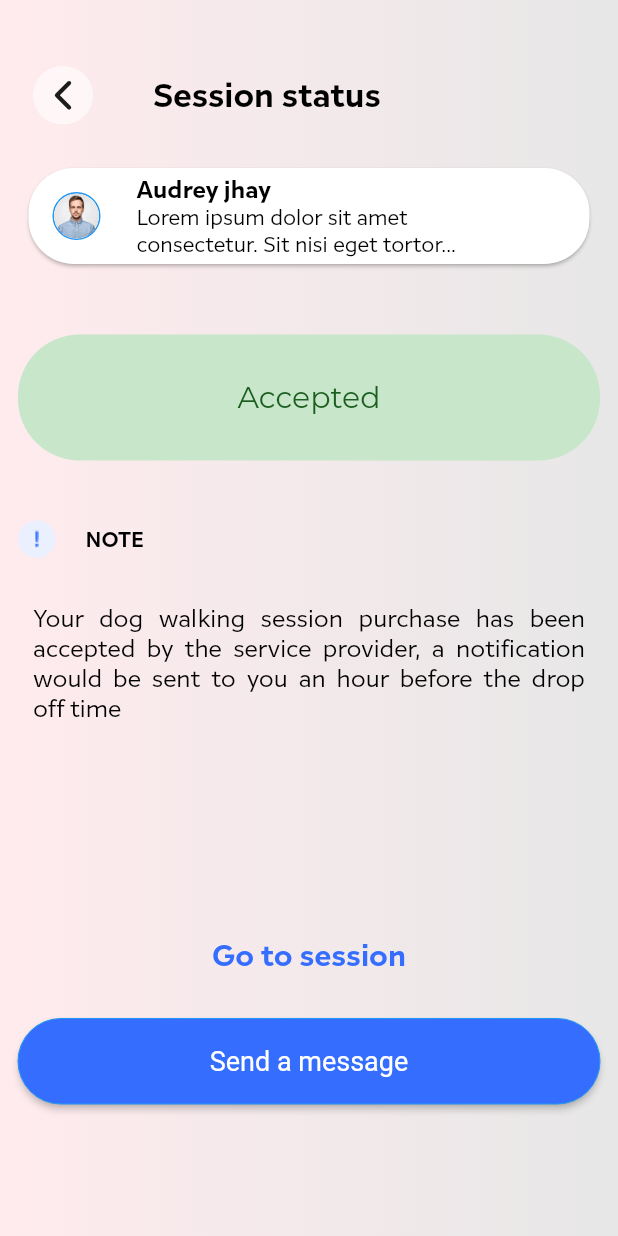
After one commit to naztechnation/Petnity, a Flutter app: the SessionStatusScreen screen opened directly, on a phone screen of 412 x 824 dp. The commit adds this screen. Run offline on Flutter 3.47's test engine with Material 2 defaults, Android fonts, the phone set to English and light mode, and no system bars; our stand-ins replace flutter_svg, image_cropper, image_picker, pin_code_fields; missing offline and left inert: rect_getter; network calls fail; project files that could hold a hidden picture were left out.

Commit message:
added notifications page

```diff
--- a/lib/res/app_images.dart
+++ b/lib/res/app_images.dart
@@ -18,6 +18,8 @@ class AppImages {
   static const birdsPic = '${_baseUrl}birds_pics.png';
   static const rabbitPic = '${_baseUrl}rabbit_pics.png';
   static const defaultImage = '${_baseUrl}default_image.png';
+  static const person = '${_baseUrl}person.png';
+  static const important = '${_baseUrl}important.png';
 
 
 
--- a/lib/res/enum.dart
+++ b/lib/res/enum.dart
@@ -8,3 +8,5 @@ enum DropdownType { form, button, menu }
 enum PetGenderType { none, male, female }
 
 enum PetTypes { none, dog, squirrels, cats, monkeys, parrot, birds, rabbits}
+
+enum FilterStatus { request, chats }
--- a/lib/ui/kyc/kyc_screen_eleven.dart
+++ b/lib/ui/kyc/kyc_screen_eleven.dart
@@ -14,7 +14,6 @@ import '../widgets/back_button.dart';
 import '../widgets/button_view.dart';
 import '../widgets/custom_text.dart';
 import '../widgets/text_edit_view.dart';
-import 'kyc_screen_ten.dart';
 import 'kyc_screen_twelve.dart';
 
 class KycScreenEleven extends StatelessWidget {
--- /dev/null
+++ b/lib/ui/notfications_pages/session_status.dart
@@ -0,0 +1,151 @@
+
+import 'dart:io';
+
+import 'package:flutter/material.dart';
+import 'package:petnity/ui/widgets/button_view.dart';
+
+import '../../res/app_colors.dart';
+import '../../res/app_constants.dart';
+import '../../res/app_images.dart';
+import '../../res/app_strings.dart';
+import '../widgets/back_button.dart';
+import '../widgets/custom_text.dart';
+import 'widgets/requests_content.dart';
+
+class SessionStatusScreen extends StatelessWidget {
+  const SessionStatusScreen({super.key});
+
+  @override
+  Widget build(BuildContext context) {
+    return   Scaffold(
+       body: Container(
+        height: screenSize(context).height,
+        width: screenSize(context).width,
+        decoration: BoxDecoration(
+            gradient: LinearGradient(
+                colors: [AppColors.scaffoldColor, Colors.red.shade50],
+                begin: Alignment.topRight,
+                end: Alignment.topLeft)),
+        child: SingleChildScrollView(child:
+        Column(children: [
+ SafeArea(child: SizedBox(height: (Platform.isAndroid) ? 44 : 0)),
+            Row(
+              children: [
+                backButton(context),
+                const SizedBox(
+                  width: 40,
+                ),
+                CustomText(
+                  textAlign: TextAlign.center,
+                  maxLines: 2,
+                  text: 'Session status',
+                  weight: FontWeight.w700,
+                  size: 22,
+                  fontFamily: AppStrings.interSans,
+                  color: Colors.black,
+                ),
+              ],
+            ),
+            SizedBox(
+              height: 22,
+            ),
+            RequestsContent(isChat: false, isRequestAccepted: true, dontShow: true,),
+
+            const SizedBox(height: 40,),
+            Padding(
+              padding: const EdgeInsets.symmetric(horizontal:12.0),
+              child: Container(
+                width:  screenSize(context).width ,
+              padding: EdgeInsets.all(30),
+              decoration: BoxDecoration(borderRadius: BorderRadius.circular(41),
+               color: Colors.green.shade100,
+
+              ),
+               child: Center(
+                 child: Text('Accepted', style: TextStyle(color: Colors.green[900],
+                  fontWeight: FontWeight.w500, fontSize: 20 ),),
+               ),
+
+               ),
+            ),
+            const SizedBox(height: 40,),
+            Padding(
+                            padding: const EdgeInsets.symmetric(horizontal:12.0),
+
+              child: Row(children: [
+                Container(height: 25, width: 25,
+
+                decoration: BoxDecoration(color: Color(0xFFEBF0FF), shape: BoxShape.circle),
+                child: Image.asset(AppImages.important),
+
+                ),
+                 SizedBox(width: 20,),
+
+                CustomText(
+                  textAlign: TextAlign.center,
+                  maxLines: 2,
+                  text: 'NOTE',
+                  weight: FontWeight.w700,
+                  size: 14,
+                  fontFamily: AppStrings.interSans,
+                  color: Colors.black,
+                ),
+              ],),
+            ),
+
+            SizedBox(height: 30,),
+
+                Padding(
+                                              padding: const EdgeInsets.symmetric(horizontal:22.0),
+
+                  child: CustomText(
+                    textAlign: TextAlign.justify,
+                    maxLines: 4,
+                    text: 'Your dog walking session purchase has been accepted by the service provider, a notification would be sent to you an hour before the  drop off time',
+                    weight: FontWeight.w500,
+                    size: 16,
+                    fontFamily: AppStrings.interSans,
+                    color: Colors.black,
+                  ),
+                ),
+       ],)),),
+       bottomNavigationBar: Container(
+        decoration: BoxDecoration(
+            gradient: LinearGradient(
+                colors: [AppColors.scaffoldColor, Colors.red.shade50],
+                begin: Alignment.topRight,
+                end: Alignment.topLeft)),
+        height: 200,
+
+       child: Column(
+        crossAxisAlignment: CrossAxisAlignment.center,
+        children: [
+        CustomText(
+                    textAlign: TextAlign.center,
+                    maxLines: 4,
+                    text: 'Go to session',
+                    weight: FontWeight.w700,
+                    size: 20,
+                    fontFamily: AppStrings.interSans,
+                    color: AppColors.lightSecondary,
+                  ),
+            SizedBox(height: 30,),
+
+                  Padding(
+              padding: const EdgeInsets.symmetric(horizontal:12.0),
+              child: ButtonView(onPressed: (){},
+              expanded: true,
+              borderRadius: 41,
+
+               child: Text('Send a message', style: TextStyle(color: Colors.white,
+                fontWeight: FontWeight.w400, fontSize: 18 ),),
+               color: AppColors.lightSecondary,
+
+               ),
+            ),
+            SizedBox(height: 30,),
+
+       ]),),
+    );
+  }
+}
--- /dev/null
+++ b/lib/ui/notfications_pages/widgets/requests_content.dart
@@ -0,0 +1,74 @@
+
+
+import 'package:flutter/material.dart';
+import 'package:petnity/res/app_images.dart';
+
+import '../../../res/app_colors.dart';
+import '../../../res/app_strings.dart';
+import '../../widgets/custom_text.dart';
+import '../../widgets/profile_image.dart';
+
+class RequestsContent extends StatelessWidget {
+  final bool isChat;
+  final bool isRequestAccepted;
+    var dontShow;
+    RequestsContent({super.key, required this.isChat, required this.isRequestAccepted, this.dontShow = false});
+
+  @override
+  Widget build(BuildContext context) {
+    return  Padding(
+      padding: const EdgeInsets.symmetric(horizontal:15.0, vertical: 3),
+      child: Container(
+          child: Card(
+            shape: RoundedRectangleBorder(borderRadius: BorderRadius.circular(30)),
+            child: ListTile(
+              dense: true,
+              // isThreeLine: true,
+              leading: ProfileImage(placeHolder: AppImages.person,  '', height: 57,width: 57,),
+              title: CustomText(
+                      textAlign: TextAlign.left,
+                      maxLines: 1,
+                      text: 'Audrey jhay',
+                      weight: FontWeight.w700,
+                      size: 16,
+                      fontFamily: AppStrings.interSans,
+                      color: Colors.black,
+                    ),
+
+              subtitle: CustomText(
+                      textAlign: TextAlign.left,
+                      maxLines: 2,
+                      text: 'Lorem ipsum dolor sit amet consectetur. Sit nisi eget tortor...',
+                      weight: FontWeight.w400,
+                      size: 14,
+                      fontFamily: AppStrings.interSans,
+                      color: Colors.black,
+                    ),
+                     trailing: (dontShow) ? SizedBox.shrink() : (isChat) ?Container(
+                height: 30,
+                width: 30,
+                decoration: BoxDecoration(
+                    shape: BoxShape.circle,
+                    color: AppColors.lightSecondary),
+                child: Center(
+                  child: Text(
+                    '20',
+                    style: TextStyle(color: Colors.white, fontSize: 13),
+                  ),
+                ),
+              ) : Container(
+                height: 42,
+                width: 115,
+                decoration: BoxDecoration(color: isRequestAccepted ?
+                 Colors.green.shade100 : Colors.red.shade100, borderRadius: BorderRadius.circular(30)),
+                 child: Center(
+                   child: CustomText(text: isRequestAccepted ? 'Accepted' : 'Rejected', color: isRequestAccepted ?
+                   Colors.green[900] : Colors.red[900], textAlign: TextAlign.center,),
+                 ),
+                 ),
+            ),
+          ),
+        ),
+    );
+  }
+}
--- a/lib/ui/widgets/button_view.dart
+++ b/lib/ui/widgets/button_view.dart
@@ -72,7 +72,7 @@ class ButtonView extends StatelessWidget {
           onPressed: disabled ? null : onPressed,
           child: child,
           style: ElevatedButton.styleFrom(
-            elevation: 1,
+            elevation: 0,
             primary: disabled
                 ? Theme.of(context).backgroundColor
                 : (color ?? Theme.of(context).colorScheme.secondary),
```
Also changed, not shown: lib/ui/landing_page/landing_screen.dart (+24 -10 lines), lib/ui/notfications_pages/notifications_session.dart (added, +142 -0 lines), lib/ui/notfications_pages/tabs_header.dart (added, +45 -0 lines), lib/ui/widgets/profile_image.dart (+2 -6 lines), assets/images/important.png (added), assets/images/person.png (added).
